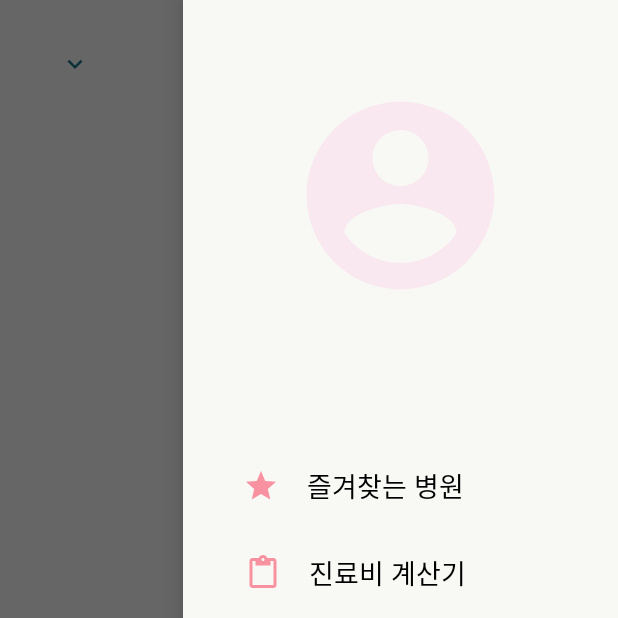
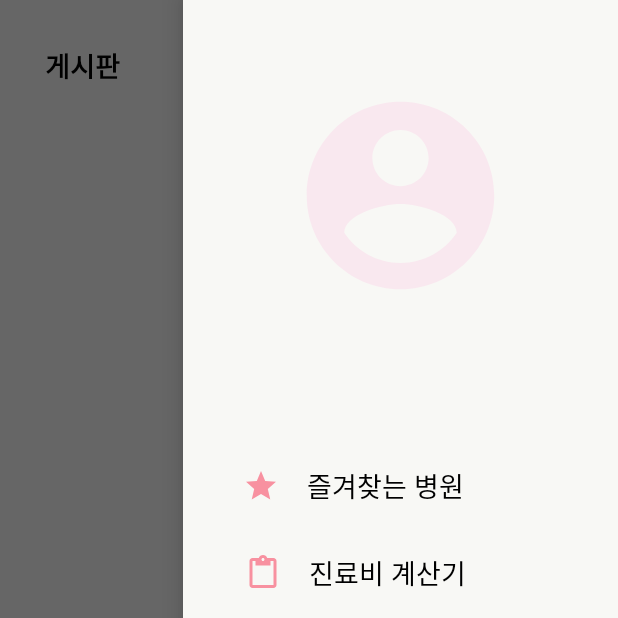
Before and after one commit to nezhitsya/Cupet_Project, an Android app: the fragment CommunityFragment placed in its activity, with the side drawer open, on a phone screen of 412 x 824 dp, the top half of it. Run offline under Robolectric (Android 15) with nearby library versions, the phone set to English and light mode, and no system bars; our stand-ins replace CircleImageView, Firebase (no records; nobody signed in at launch, a user with empty details on screens opened directly); pictures from the network do not load.

Commit message:
fix toolbar title

```diff
--- a/app/src/main/java/com/example/cupet/HomeActivity.kt
+++ b/app/src/main/java/com/example/cupet/HomeActivity.kt
@@ -56,9 +56,6 @@ class HomeActivity : AppCompatActivity() {
 
         nav_post.setOnClickListener {
             home_drawer_layout.closeDrawer((GravityCompat.END))
-            toolbar_title.text = "게시판"
-            search.visibility = View.GONE
-            spinner.visibility = View.GONE
             supportFragmentManager.beginTransaction().replace(R.id.fragment_container, CommunityFragment()).addToBackStack(null).commit()
         }
 
--- a/app/src/main/java/com/example/cupet/fragment/CommunityFragment.kt
+++ b/app/src/main/java/com/example/cupet/fragment/CommunityFragment.kt
@@ -7,6 +7,7 @@ import android.view.View
 import android.view.ViewGroup
 import android.widget.ImageView
 import android.widget.TextView
+import androidx.appcompat.widget.Toolbar
 import androidx.fragment.app.FragmentActivity
 import androidx.fragment.app.FragmentManager
 import androidx.fragment.app.FragmentTransaction
@@ -45,6 +46,16 @@ class CommunityFragment : Fragment() {
             activity!!.supportFragmentManager.beginTransaction().replace(R.id.fragment_container, WriteFragment()).addToBackStack(null).commit()
         }
 
+        var toolbar: Toolbar = activity!!.findViewById(R.id.toolbar)
+        var toolbar_txt: TextView = toolbar.findViewById(R.id.toolbar_title)
+        var search: ImageView = toolbar.findViewById(R.id.search)
+        var spinner: ImageView = toolbar.findViewById(R.id.spinner)
+        var bookmark: ImageView = toolbar.findViewById(R.id.bookmark)
+        toolbar_txt.text = "게시판"
+        search.visibility = View.GONE
+        spinner.visibility = View.GONE
+        bookmark.visibility = View.GONE
+
         recyclerView = view.findViewById(R.id.recycler_view)
         recyclerView.setHasFixedSize(true)
         val linearLayoutManager = LinearLayoutManager(context)
```
